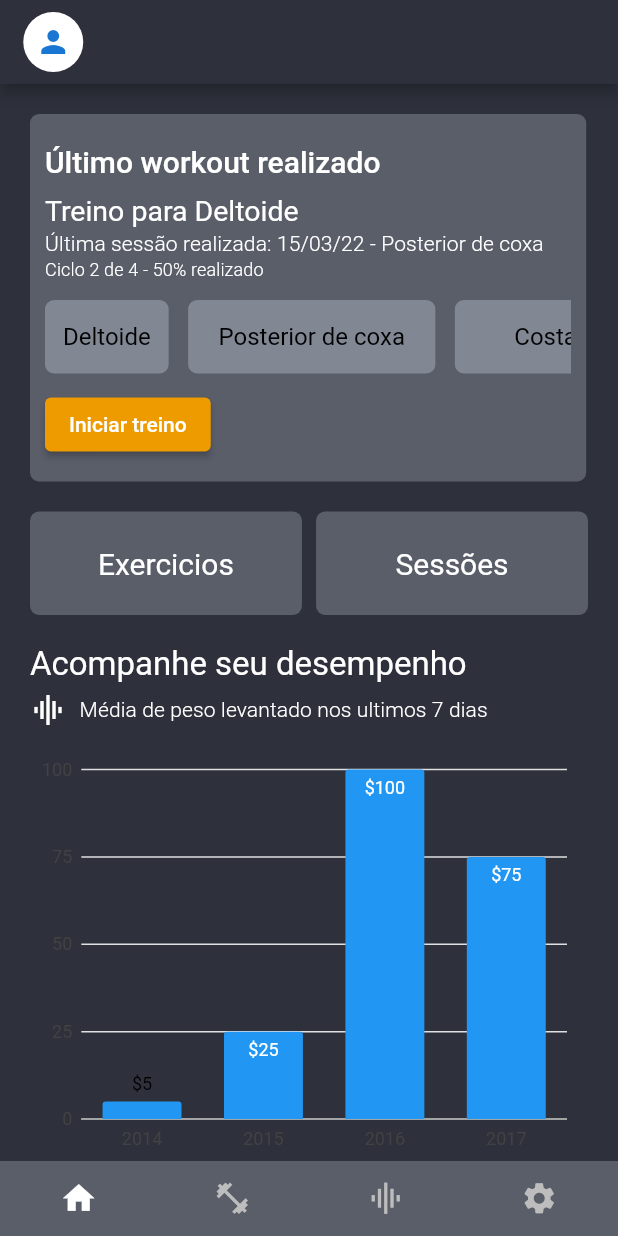
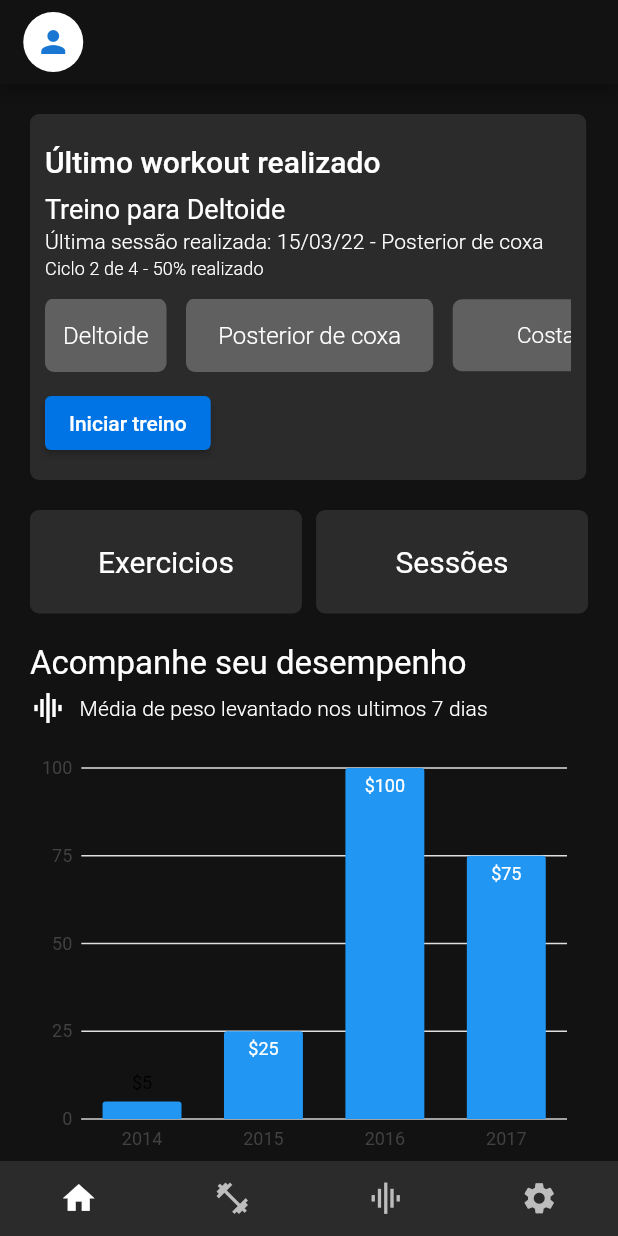
Before and after one commit to tiagoeborsanyi/bubblefit_home, a Flutter app: the screen it shows after launch, on a phone screen of 412 x 824 dp. Run offline on Flutter 3.47's test engine with Material 2 defaults, Android fonts, the phone set to English and light mode, and no system bars; our stand-ins replace charts_flutter.

Commit message:
define layout pallet color dark

```diff
--- a/lib/constants.dart
+++ b/lib/constants.dart
@@ -1,6 +1,8 @@
 import 'package:flutter/material.dart';
 
-const bPrimaryColor = Color(0xFF2E313C);
-const bSecondaryColor = Color(0xFF5A5E69);
-const bTertiaryColor = Color(0xFF818894);
+const bPrimaryColor = Color(0xFF121212);
+const bSecondaryColor = Color(0xFF2B2B2B);
+const bTertiaryColor = Color(0xFF606060);
+const bBtnColor = Color(0xFF0074E4);
 const bTextColor = Color(0xFFFFFFFF);
+const bBorderColor = Color(0xFFFFFFFF);
--- a/lib/widgets/bloco_workout.dart
+++ b/lib/widgets/bloco_workout.dart
@@ -39,7 +39,7 @@ class BlocoWorkout extends StatelessWidget {
               style: Theme.of(context).textTheme.subtitle1?.copyWith(
                     fontWeight: FontWeight.w400,
                     color: Colors.white,
-                    fontSize: 19,
+                    fontSize: 18,
                   ),
             ),
             const SizedBox(height: 3),
@@ -78,8 +78,8 @@ class BlocoWorkout extends StatelessWidget {
                     child: Text(
                       'Deltoide',
                       style: Theme.of(context).textTheme.subtitle1?.copyWith(
-                            fontWeight: FontWeight.w400,
-                            color: Colors.black,
+                            fontWeight: FontWeight.w300,
+                            color: bTextColor,
                             fontSize: 16,
                           ),
                     ),
@@ -96,8 +96,8 @@ class BlocoWorkout extends StatelessWidget {
                     child: Text(
                       'Posterior de coxa',
                       style: Theme.of(context).textTheme.subtitle1?.copyWith(
-                            fontWeight: FontWeight.w400,
-                            color: Colors.black,
+                            fontWeight: FontWeight.w300,
+                            color: bTextColor,
                             fontSize: 16,
                           ),
                     ),
@@ -114,9 +114,9 @@ class BlocoWorkout extends StatelessWidget {
                     child: Text(
                       'Costa supra',
                       style: Theme.of(context).textTheme.subtitle1?.copyWith(
-                            fontWeight: FontWeight.w400,
-                            color: Colors.black,
-                            fontSize: 16,
+                            fontWeight: FontWeight.w300,
+                            color: bTextColor,
+                            fontSize: 15,
                           ),
                     ),
                   ),
@@ -127,7 +127,7 @@ class BlocoWorkout extends StatelessWidget {
             ElevatedButton(
                 onPressed: () {},
                 child: Text('Iniciar treino'),
-                style: ElevatedButton.styleFrom(primary: Color(0xFFEE9B00))),
+                style: ElevatedButton.styleFrom(primary: bBtnColor)),
           ],
         ),
       ),
```
Also changed, not shown: lib/widgets/card_exercise.dart (+18 -12 lines).
